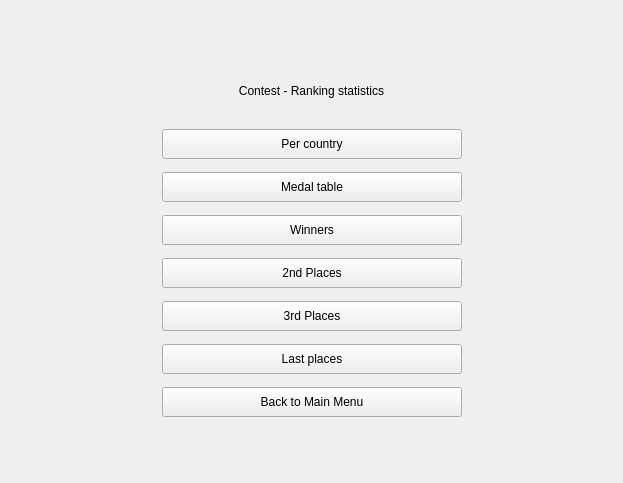
This is ui/statistics_menu.ui in GiaFil7/esc_app as Qt 5 draws it before an edit. The edited form follows.
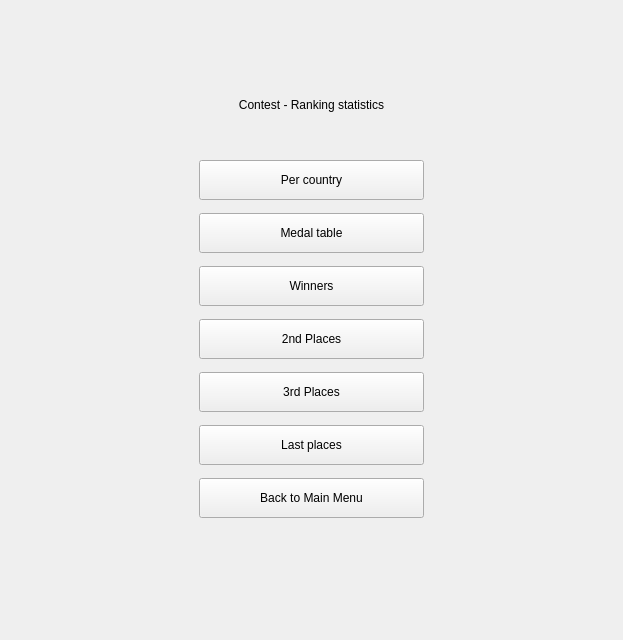
This is the edited form.

Commit message: statistics_menu styling and fixes

```diff
--- a/ui/statistics_menu.ui
+++ b/ui/statistics_menu.ui
@@ -7,7 +7,7 @@
     <x>0</x>
     <y>0</y>
     <width>623</width>
-    <height>483</height>
+    <height>640</height>
    </rect>
   </property>
   <property name="sizePolicy">
@@ -56,15 +56,21 @@
    </item>
    <item>
     <layout class="QVBoxLayout" name="main_vertical_layout">
+     <property name="spacing">
+      <number>0</number>
+     </property>
      <item>
       <spacer name="top_spacer">
        <property name="orientation">
         <enum>Qt::Orientation::Vertical</enum>
        </property>
+       <property name="sizeType">
+        <enum>QSizePolicy::Policy::Fixed</enum>
+       </property>
        <property name="sizeHint" stdset="0">
         <size>
          <width>20</width>
-         <height>30</height>
+         <height>80</height>
         </size>
        </property>
       </spacer>
@@ -101,8 +107,8 @@
        </property>
        <property name="sizeHint" stdset="0">
         <size>
-         <width>20</width>
-         <height>13</height>
+         <width>40</width>
+         <height>30</height>
         </size>
        </property>
       </spacer>
@@ -134,8 +140,8 @@
            </property>
            <property name="minimumSize">
             <size>
-             <width>300</width>
-             <height>30</height>
+             <width>225</width>
+             <height>40</height>
             </size>
            </property>
            <property name="text">
@@ -169,8 +175,8 @@
            </property>
            <property name="minimumSize">
             <size>
-             <width>300</width>
-             <height>30</height>
+             <width>225</width>
+             <height>40</height>
             </size>
            </property>
            <property name="text">
@@ -204,8 +210,8 @@
            </property>
            <property name="minimumSize">
             <size>
-             <width>300</width>
-             <height>30</height>
+             <width>225</width>
+             <height>40</height>
             </size>
            </property>
            <property name="text">
@@ -239,8 +245,8 @@
            </property>
            <property name="minimumSize">
             <size>
-             <width>300</width>
-             <height>30</height>
+             <width>225</width>
+             <height>40</height>
             </size>
            </property>
            <property name="text">
@@ -274,8 +280,8 @@
            </property>
            <property name="minimumSize">
             <size>
-             <width>300</width>
-             <height>30</height>
+             <width>225</width>
+             <height>40</height>
             </size>
            </property>
            <property name="text">
@@ -309,8 +315,8 @@
            </property>
            <property name="minimumSize">
             <size>
-             <width>300</width>
-             <height>30</height>
+             <width>225</width>
+             <height>40</height>
             </size>
            </property>
            <property name="text">
@@ -344,8 +350,8 @@
            </property>
            <property name="minimumSize">
             <size>
-             <width>300</width>
-             <height>30</height>
+             <width>225</width>
+             <height>40</height>
             </size>
            </property>
            <property name="text">
```
The commit also changes 3 other files.
